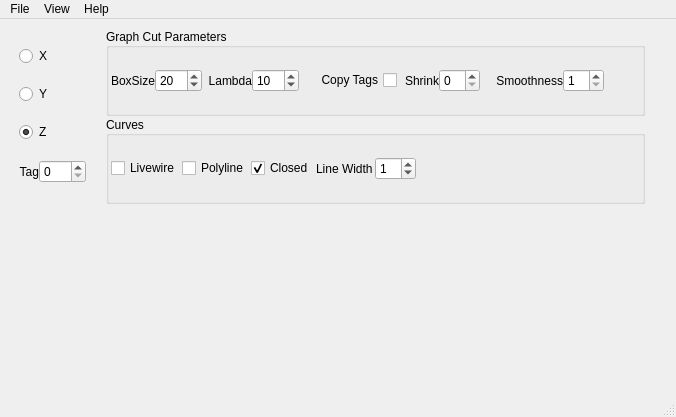
nci/drishti, file tools/paint-graphcut/drishtipaint.ui: the form before one commit.
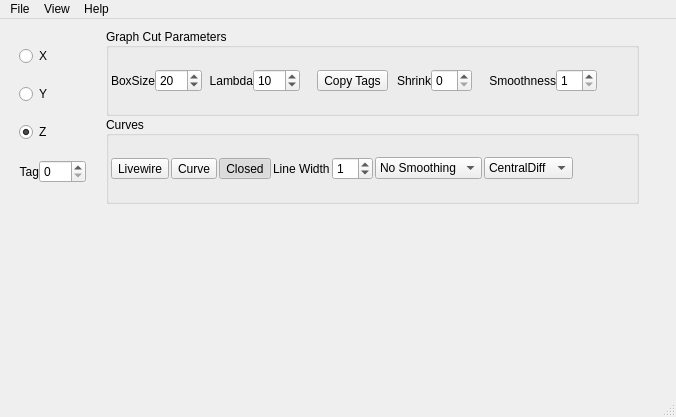
The form after the commit.

Diff of the .ui file:
```diff
--- a/tools/paint-graphcut/drishtipaint.ui
+++ b/tools/paint-graphcut/drishtipaint.ui
@@ -181,16 +181,6 @@
              </property>
             </widget>
            </item>
-           <item row="0" column="6">
-            <widget class="QCheckBox" name="copyprev">
-             <property name="layoutDirection">
-              <enum>Qt::RightToLeft</enum>
-             </property>
-             <property name="text">
-              <string>Copy Tags</string>
-             </property>
-            </widget>
-           </item>
            <item row="0" column="3">
             <widget class="QLabel" name="label_3">
              <property name="lineWidth">
@@ -282,6 +272,16 @@
              </property>
             </spacer>
            </item>
+           <item row="0" column="6">
+            <widget class="QToolButton" name="copyprev">
+             <property name="text">
+              <string>Copy Tags</string>
+             </property>
+             <property name="checkable">
+              <bool>true</bool>
+             </property>
+            </widget>
+           </item>
           </layout>
          </widget>
         </item>
@@ -313,24 +313,39 @@
             <number>2</number>
            </property>
            <item>
-            <widget class="QCheckBox" name="livewire">
+            <widget class="QToolButton" name="livewire">
              <property name="text">
               <string>Livewire</string>
              </property>
+             <property name="checkable">
+              <bool>true</bool>
+             </property>
+             <property name="toolButtonStyle">
+              <enum>Qt::ToolButtonIconOnly</enum>
+             </property>
+             <property name="autoRaise">
+              <bool>false</bool>
+             </property>
             </widget>
            </item>
            <item>
-            <widget class="QCheckBox" name="curve">
+            <widget class="QToolButton" name="curve">
              <property name="text">
-              <string>Polyline</string>
+              <string>Curve</string>
+             </property>
+             <property name="checkable">
+              <bool>true</bool>
              </property>
             </widget>
            </item>
            <item>
-            <widget class="QCheckBox" name="closed">
+            <widget class="QToolButton" name="closed">
              <property name="text">
               <string>Closed</string>
              </property>
+             <property name="checkable">
+              <bool>true</bool>
+             </property>
              <property name="checked">
               <bool>true</bool>
              </property>
@@ -350,6 +365,50 @@
              </property>
             </widget>
            </item>
+           <item>
+            <widget class="QComboBox" name="lwsmooth">
+             <item>
+              <property name="text">
+               <string>No Smoothing</string>
+              </property>
+             </item>
+             <item>
+              <property name="text">
+               <string>Smooth 1</string>
+              </property>
+             </item>
+             <item>
+              <property name="text">
+               <string>Smooth 2</string>
+              </property>
+             </item>
+             <item>
+              <property name="text">
+               <string>Smooth 3</string>
+              </property>
+             </item>
+            </widget>
+           </item>
+           <item>
+            <widget class="QComboBox" name="lwgrad">
+             <property name="currentText">
+              <string>CentralDiff</string>
+             </property>
+             <property name="currentIndex">
+              <number>0</number>
+             </property>
+             <item>
+              <property name="text">
+               <string>CentralDiff</string>
+              </property>
+             </item>
+             <item>
+              <property name="text">
+               <string>Sobel</string>
+              </property>
+             </item>
+            </widget>
+           </item>
            <item>
             <spacer name="horizontalSpacer_5">
              <property name="orientation">
```
